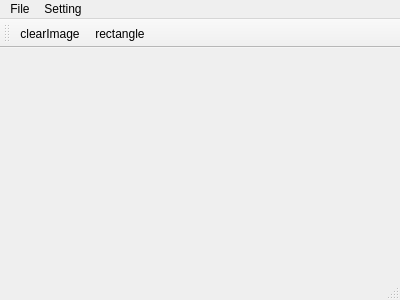
Adre13/Qt_simple_paint, file mainwindow.ui: the form before one commit.
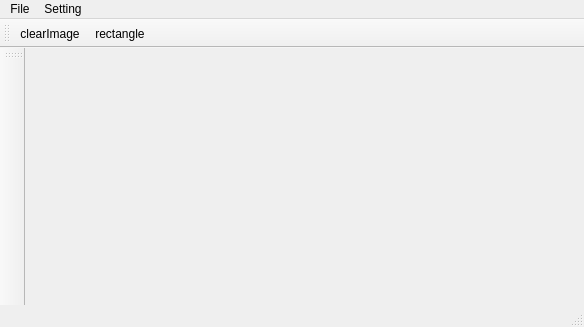
The form after the commit.

Commit message: fixed rectangle drawing

```diff
--- a/mainwindow.ui
+++ b/mainwindow.ui
@@ -6,8 +6,8 @@
    <rect>
     <x>0</x>
     <y>0</y>
-    <width>400</width>
-    <height>300</height>
+    <width>584</width>
+    <height>327</height>
    </rect>
   </property>
   <property name="windowTitle">
@@ -19,7 +19,7 @@
     <rect>
      <x>0</x>
      <y>0</y>
-     <width>400</width>
+     <width>584</width>
      <height>19</height>
     </rect>
    </property>
@@ -52,6 +52,23 @@
    <addaction name="actionrectangle"/>
   </widget>
   <widget class="QStatusBar" name="statusBar"/>
+  <widget class="QToolBar" name="toolBar">
+   <property name="minimumSize">
+    <size>
+     <width>25</width>
+     <height>0</height>
+    </size>
+   </property>
+   <property name="windowTitle">
+    <string>toolBar</string>
+   </property>
+   <attribute name="toolBarArea">
+    <enum>LeftToolBarArea</enum>
+   </attribute>
+   <attribute name="toolBarBreak">
+    <bool>true</bool>
+   </attribute>
+  </widget>
   <action name="actionopen">
    <property name="text">
     <string>open</string>
```
The commit also changes 2 other files.
